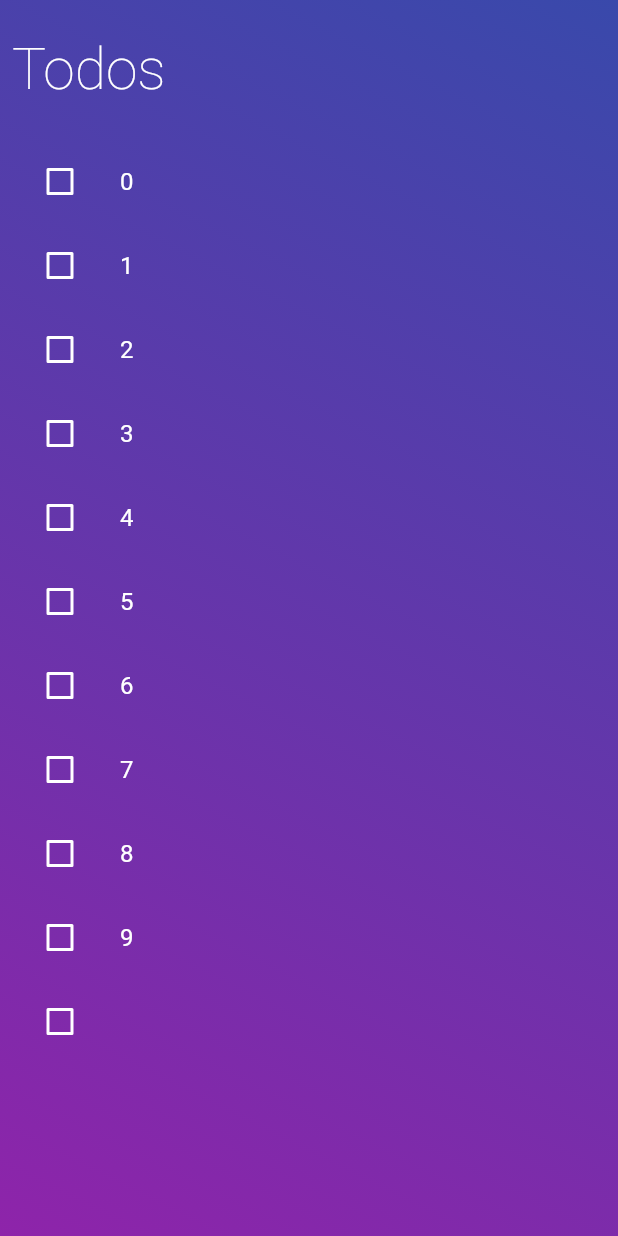
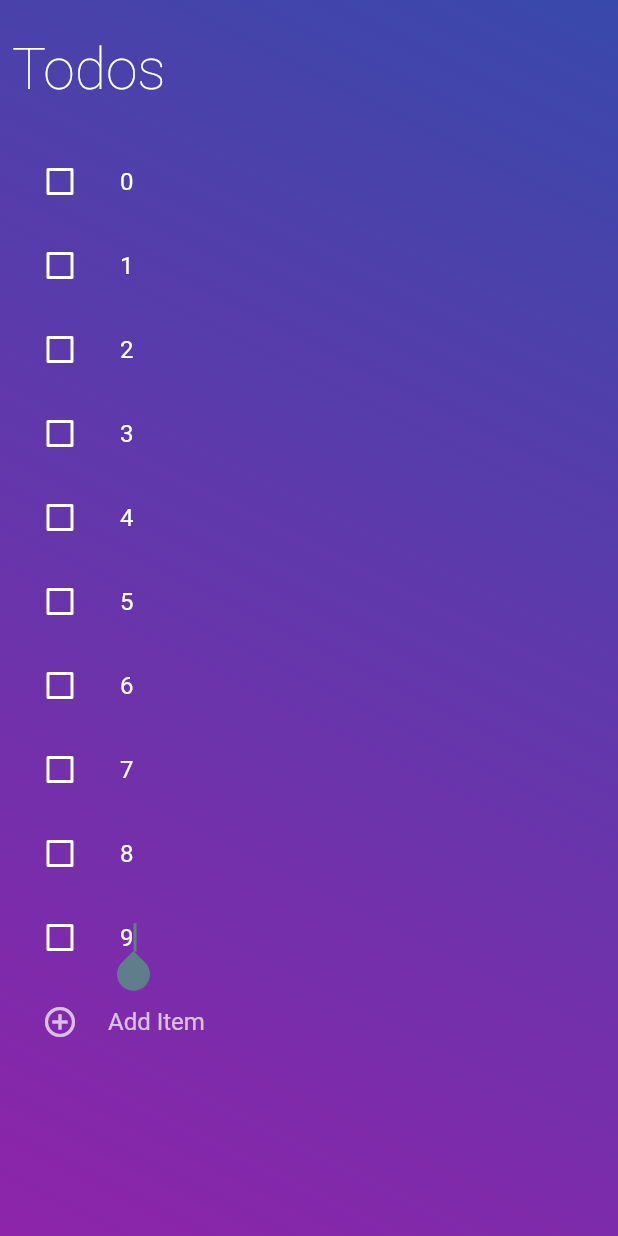
Before and after one commit to anupam-git/disto, a Flutter app: the TodoPage screen opened by its route, on a phone screen of 412 x 824 dp. Run offline on Flutter 3.47's test engine with Material 2 defaults, Android fonts, the phone set to English and light mode, and no system bars.

Commit message:
Generate static data in initState and UI changes

```diff
--- a/lib/pages/todo_page/todo_item_dto.dart
+++ b/lib/pages/todo_page/todo_item_dto.dart
@@ -1,6 +1,9 @@
 class TodoItemDTO {
-  final String value;
+  String value;
   bool isChecked;
 
-  TodoItemDTO(this.value, this.isChecked);
+  TodoItemDTO({
+    this.value = '',
+    this.isChecked = false,
+  });
 }
--- a/lib/pages/todo_page/todo_item_widget.dart
+++ b/lib/pages/todo_page/todo_item_widget.dart
@@ -3,15 +3,18 @@ import 'package:flutter/material.dart';
 
 class TodoItemWidget extends StatelessWidget {
   final TodoItemDTO item;
-  final Function(bool?)? onCheckedChangeHandler;
-  final Function(DismissDirection)? onDismissedHandler;
-  final Function(bool)? onFocusChanged;
+  final Function(bool?)? onCheckedChange;
+  final Function(DismissDirection)? onDismissed;
+  final Function(String)? onTextChanged;
+
+  final bool requestFocus;
 
   TodoItemWidget({
     required this.item,
-    this.onCheckedChangeHandler,
-    this.onDismissedHandler,
-    this.onFocusChanged,
+    this.requestFocus = false,
+    this.onCheckedChange,
+    this.onDismissed,
+    this.onTextChanged,
   });
 
   @override
@@ -19,6 +22,7 @@ class TodoItemWidget extends StatelessWidget {
     final _textController = new TextEditingController(
       text: item.value,
     );
+
     final _textDecoration = new InputDecoration(
       contentPadding: EdgeInsets.zero,
       border: OutlineInputBorder(
@@ -26,12 +30,11 @@ class TodoItemWidget extends StatelessWidget {
       ),
     );
 
-    final _focusNode = new FocusNode();
-    _focusNode.addListener(() {
-      if (onFocusChanged != null) {
-        onFocusChanged!(_focusNode.hasFocus);
-      }
-    });
+    final _textFieldFocusNode = new FocusNode();
+
+    if (requestFocus) {
+      _textFieldFocusNode.requestFocus();
+    }
 
     return Dismissible(
       key: Key(item.value),
@@ -45,8 +48,8 @@ class TodoItemWidget extends StatelessWidget {
         ),
       ),
       onDismissed: (direction) {
-        if (onDismissedHandler != null) {
-          onDismissedHandler!(direction);
+        if (onDismissed != null) {
+          onDismissed!(direction);
         }
       },
       child: ListTile(
@@ -54,8 +57,8 @@ class TodoItemWidget extends StatelessWidget {
           height: double.infinity,
           child: Checkbox(
             onChanged: (value) {
-              if (onCheckedChangeHandler != null) {
-                onCheckedChangeHandler!(value);
+              if (onCheckedChange != null) {
+                onCheckedChange!(value);
               }
             },
             value: item.isChecked,
@@ -65,7 +68,12 @@ class TodoItemWidget extends StatelessWidget {
             ? TextField(
                 controller: _textController,
                 decoration: _textDecoration,
-                focusNode: _focusNode,
+                focusNode: _textFieldFocusNode,
+                onChanged: (value) {
+                  if (onTextChanged != null) {
+                    onTextChanged!(value);
+                  }
+                },
                 style: const TextStyle(
                   color: Colors.white,
                 ),
@@ -73,7 +81,12 @@ class TodoItemWidget extends StatelessWidget {
             : TextField(
                 controller: _textController,
                 decoration: _textDecoration,
-                focusNode: _focusNode,
+                focusNode: _textFieldFocusNode,
+                onChanged: (value) {
+                  if (onTextChanged != null) {
+                    onTextChanged!(value);
+                  }
+                },
                 style: const TextStyle(
                   color: Colors.white24,
                   decoration: TextDecoration.lineThrough,
--- a/lib/pages/todo_page/todo_page.dart
+++ b/lib/pages/todo_page/todo_page.dart
@@ -3,9 +3,6 @@ import 'package:disto/pages/todo_page/todo_item_widget.dart';
 import 'package:flutter/material.dart';
 
 class TodoPage extends StatefulWidget {
-  List<TodoItemDTO> data =
-      List.generate(10, (index) => new TodoItemDTO(index.toString(), false));
-
   TodoPage({Key? key}) : super(key: key);
 
   @override
@@ -13,6 +10,20 @@ class TodoPage extends StatefulWidget {
 }
 
 class _TodoPageState extends State<TodoPage> {
+  late List<TodoItemDTO> data;
+
+  @override
+  void initState() {
+    super.initState();
+
+    data = List.generate(
+      10,
+      (index) => new TodoItemDTO(
+        value: index.toString(),
+      ),
+    );
+  }
+
   @override
   Widget build(BuildContext context) {
     return Scaffold(
@@ -53,40 +64,58 @@ class _TodoPageState extends State<TodoPage> {
               ),
               Flexible(
                 child: ListView.builder(
-                  itemCount: widget.data.length + 1,
+                  itemCount: data.length + 1,
                   itemBuilder: (context, index) {
-                    if (index == widget.data.length) {
-                      // All items created. Create a placeholder item for
-                      // new todo
+                    if (index == data.length) {
+                      // All items created. Create a button to add a todo item
 
-                      TodoItemDTO item = new TodoItemDTO('', false);
-
-                      return TodoItemWidget(
-                        item: item,
-                        onFocusChanged: (hasFocus) {
-                          print(hasFocus);
+                      return ListTile(
+                        onTap: () {
+                          setState(() {
+                            data.add(
+                              new TodoItemDTO(),
+                            );
+                          });
                         },
+                        leading: Padding(
+                          padding: EdgeInsets.only(
+                            left: 12,
+                          ),
+                          child: Icon(
+                            Icons.add_circle_outline,
+                            color: Colors.white70,
+                          ),
+                        ),
+                        title: Text(
+                          'Add Item',
+                          style: TextStyle(
+                            color: Colors.white70,
+                          ),
+                        ),
                       );
                     } else {
                       return TodoItemWidget(
-                        item: widget.data[index],
-                        onCheckedChangeHandler: (value) {
+                        item: data[index],
+                        requestFocus: index == data.length - 1,
+                        onCheckedChange: (value) {
                           setState(() {
-                            widget.data[index].isChecked = value!;
+                            data[index].isChecked = value!;
                           });
                         },
-                        onDismissedHandler: (direction) {
+                        onDismissed: (direction) {
                           setState(() {
-                            TodoItemDTO removedItem =
-                                widget.data.removeAt(index);
+                            TodoItemDTO removedItem = data.removeAt(index);
 
                             ScaffoldMessenger.of(context).showSnackBar(
                               SnackBar(
-                                duration: Duration(milliseconds: 500),
+                                duration: Duration(seconds: 1),
                                 content: Text(removedItem.value + ' dismissed'),
                               ),
                             );
                           });
+                        },
+                        onTextChanged: (value) {
+                          data[index].value = value;
                         },
                       );
                     }
```
